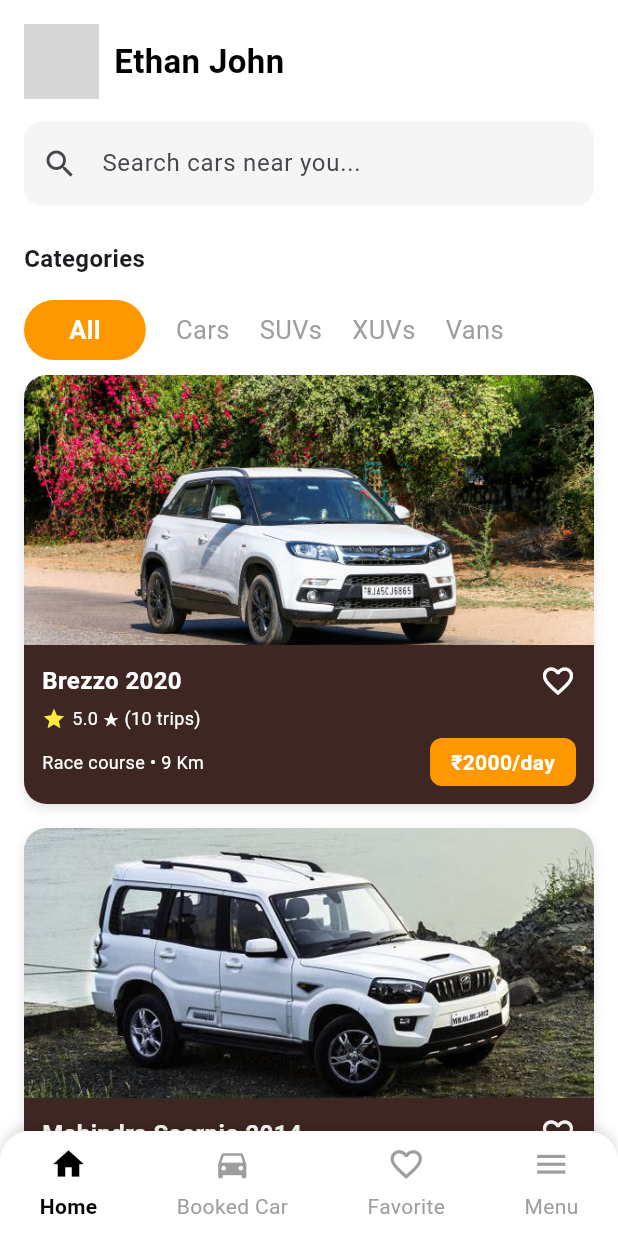
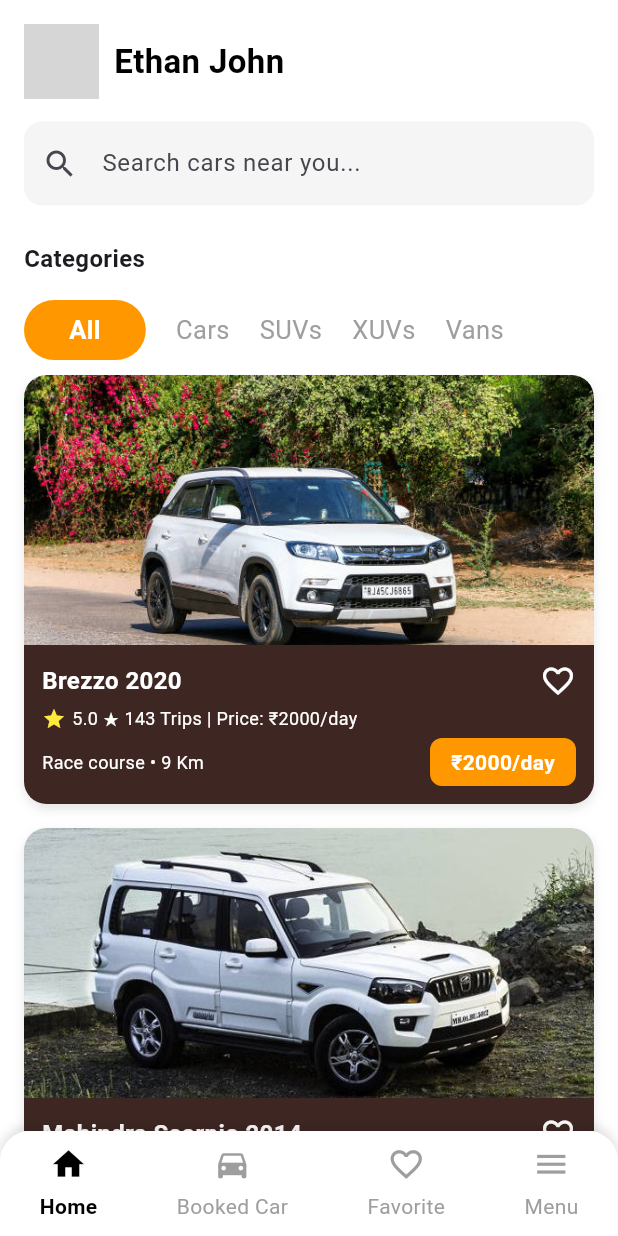
Before and after one commit to Deep-Kacha/Car_Rent_App, a Flutter app: the screen it shows after launch, on a phone screen of 412 x 824 dp. Run offline on Flutter 3.47's test engine with Material 3 defaults, Android fonts, the phone set to English and light mode, and no system bars; network calls fail; grey boxes are pictures that could not be loaded.

Commit message:
changes in home page layout

```diff
--- a/car_rental_project/lib/Home Page/home_page.dart
+++ b/car_rental_project/lib/Home Page/home_page.dart
@@ -57,6 +57,76 @@ class _HomePageState extends State<HomePage> {
       "details": "5.0 ★ 12 Trips | Price: ₹3000/day",
       "category": "Vans",
       "price": "₹3000/day",
+    },
+    {
+      "name": "Hyundai Creta 2021",
+      "image": "assets/images/creta.jpg",
+      "details": "4.8 ★ 95 Trips | Price: ₹2800/day",
+      "category": "SUVs",
+      "price": "₹2800/day",
+    },
+    {
+      "name": "Toyota Innova Crysta",
+      "image": "assets/images/innova.jpg",
+      "details": "4.9 ★ 210 Trips | Price: ₹3500/day",
+      "category": "Vans",
+      "price": "₹3500/day",
+    },
+    {
+      "name": "Tata Harrier 2022",
+      "image": "assets/images/harrier.jpg",
+      "details": "5.0 ★ 65 Trips | Price: ₹3200/day",
+      "category": "SUVs",
+      "price": "₹3200/day",
+    },
+    {
+      "name": "Kia Seltos 2021",
+      "image": "assets/images/seltos.jpg",
+      "details": "4.7 ★ 130 Trips | Price: ₹2700/day",
+      "category": "SUVs",
+      "price": "₹2700/day",
+    },
+    {
+      "name": "Honda City 2020",
+      "image": "assets/images/city.jpg",
+      "details": "4.9 ★ 180 Trips | Price: ₹2200/day",
+      "category": "Cars",
+      "price": "₹2200/day",
+    },
+    {
+      "name": "Suzuki Swift Dzire",
+      "image": "assets/images/dzire.jpg",
+      "details": "4.8 ★ 200 Trips | Price: ₹1900/day",
+      "category": "Cars",
+      "price": "₹1900/day",
+    },
+    {
+      "name": "Mahindra XUV700",
+      "image": "assets/images/xuv700.jpg",
+      "details": "5.0 ★ 50 Trips | Price: ₹4000/day",
+      "category": "XUVs",
+      "price": "₹4000/day",
+    },
+    {
+      "name": "Hyundai Venue",
+      "image": "assets/images/venue.jpg",
+      "details": "4.6 ★ 80 Trips | Price: ₹2400/day",
+      "category": "SUVs",
+      "price": "₹2400/day",
+    },
+    {
+      "name": "Renault Triber",
+      "image": "assets/images/triber.jpg",
+      "details": "4.7 ★ 70 Trips | Price: ₹2100/day",
+      "category": "Vans",
+      "price": "₹2100/day",
+    },
+    {
+      "name": "Maruti Baleno",
+      "image": "assets/images/baleno.jpg",
+      "details": "4.8 ★ 160 Trips | Price: ₹2000/day",
+      "category": "Cars",
+      "price": "₹2000/day",
     },
   ];
 
@@ -261,15 +331,21 @@ class _HomePageState extends State<HomePage> {
                                                 size: 16,
                                               ),
                                               SizedBox(width: 4),
-                                              Text(
-                                                "5.0 ★ (10 trips)",
-                                                style: TextStyle(
-                                                  color: Colors.white,
-                                                  fontSize: 12,
+                                              Expanded(
+                                                child: Text(
+                                                  filteredCars[index]["details"] ??
+                                                      "",
+                                                  style: TextStyle(
+                                                    color: Colors.white,
+                                                    fontSize: 12,
+                                                  ),
+                                                  overflow:
+                                                      TextOverflow.ellipsis,
                                                 ),
                                               ),
                                             ],
                                           ),
+
                                           SizedBox(height: 4),
                                           Row(
                                             mainAxisAlignment:
```
